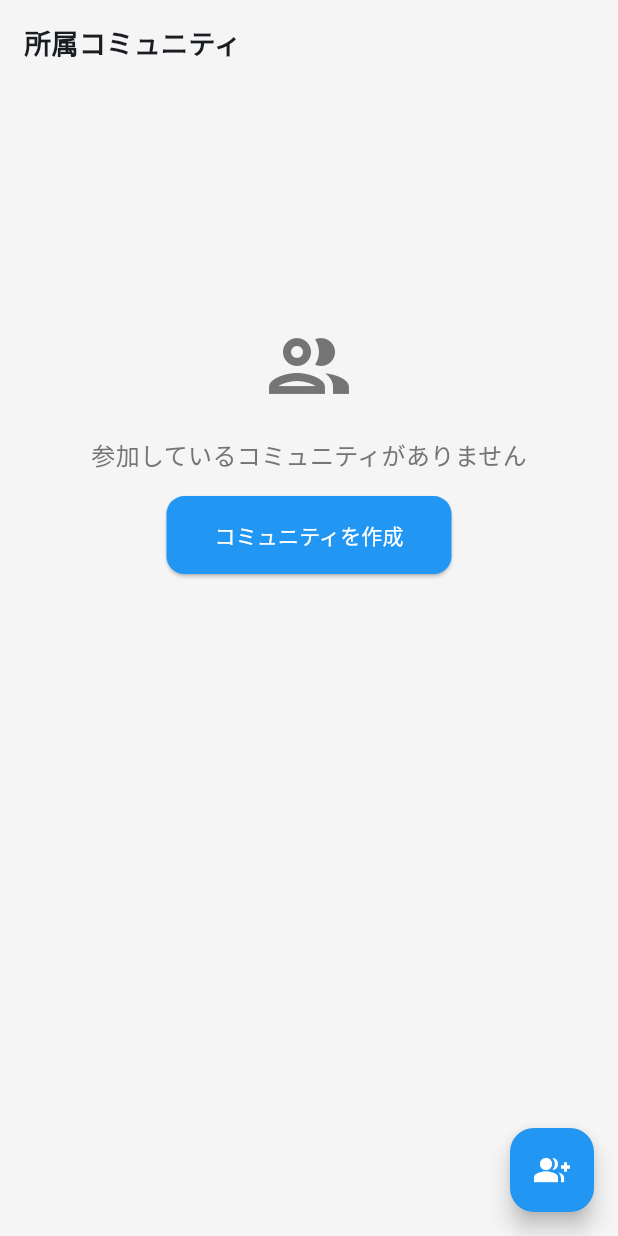
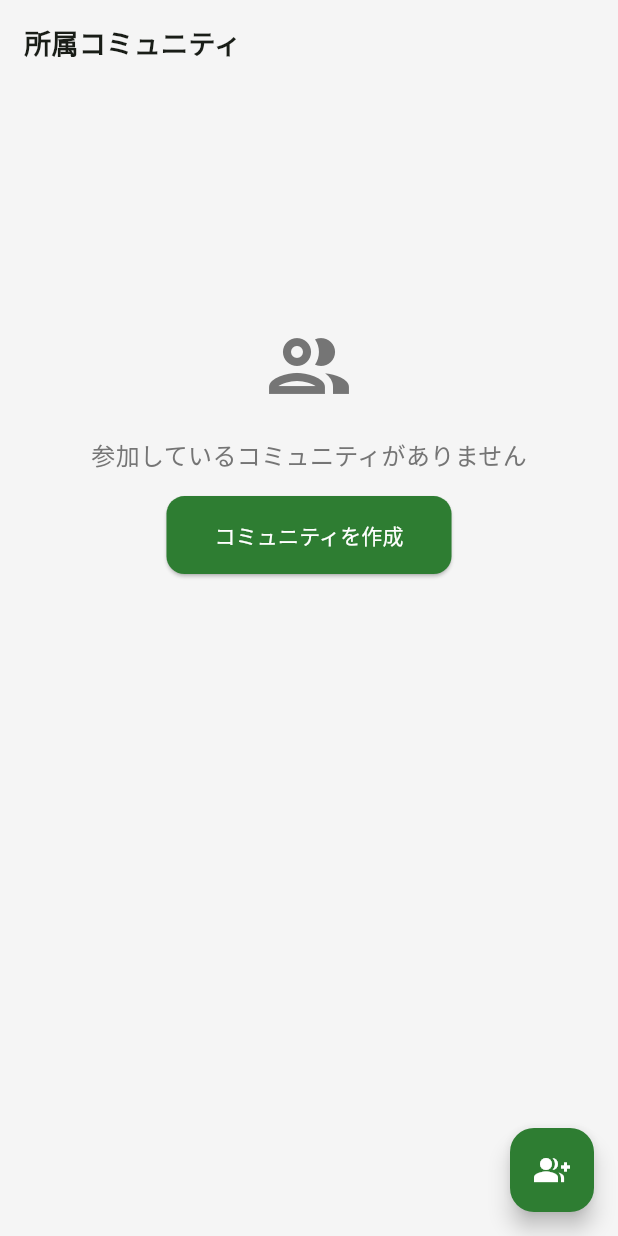
Before and after one commit to Shige777/startend_app, a Flutter app: the CommunityScreen screen opened directly, on a phone screen of 412 x 824 dp. Run offline on Flutter 3.47's test engine with Material 3 defaults, Android fonts, the phone set to English and light mode, and no system bars; our stand-ins replace cached_network_image, cloud_firestore, firebase_auth, firebase_core, firebase_messaging, firebase_storage and 7 more; missing offline and left inert: dart:html; accounts and stored records are empty; generated files the repository leaves out were written again; Roboto replaces fonts that are missing (NotoSansJP).

Commit message:
アプリテーマカラーを深緑に変更: プライマリ、アクセント、炎エフェクト等を深緑系に統一

```diff
--- a/lib/constants/app_colors.dart
+++ b/lib/constants/app_colors.dart
@@ -1,22 +1,22 @@
 import 'package:flutter/material.dart';
 
 class AppColors {
-  // プライマリーカラー
-  static const Color primary = Color(0xFF2196F3);
-  static const Color primaryDark = Color(0xFF1976D2);
-  static const Color primaryLight = Color(0xFFBBDEFB);
+  // プライマリーカラー（深緑）
+  static const Color primary = Color(0xFF2E7D32); // 深緑
+  static const Color primaryDark = Color(0xFF1B5E20); // より濃い深緑
+  static const Color primaryLight = Color(0xFF66BB6A); // 明るい緑
 
   // アクセントカラー
-  static const Color accent = Color(0xFFFF9800);
-  static const Color accentDark = Color(0xFFE65100);
-  static const Color accentLight = Color(0xFFFFE0B2);
+  static const Color accent = Color(0xFF8BC34A); // ライトグリーン
+  static const Color accentDark = Color(0xFF689F38); // ダークライトグリーン
+  static const Color accentLight = Color(0xFFDCEDC8); // 非常に薄い緑
 
   // セカンダリーカラー
-  static const Color secondary = Color(0xFF03DAC6);
+  static const Color secondary = Color(0xFF4CAF50); // 緑
 
-  // 炎のアニメーション用
-  static const Color flame = Color(0xFF2196F3);
-  static const Color flameGlow = Color(0xFF64B5F6);
+  // 炎のアニメーション用（深緑系）
+  static const Color flame = Color(0xFF2E7D32); // 深緑
+  static const Color flameGlow = Color(0xFF81C784); // 明るい緑
 
   // 背景色
   static const Color background = Color(0xFFF5F5F5);
@@ -33,11 +33,11 @@ class AppColors {
   static const Color success = Color(0xFF4CAF50);
   static const Color warning = Color(0xFFFF9800);
   static const Color error = Color(0xFFE53935);
-  static const Color info = Color(0xFF2196F3);
+  static const Color info = Color(0xFF2E7D32); // 深緑に変更
 
   // 投稿タイプ別カラー
   static const Color concentration = Color(0xFFE91E63);
-  static const Color inProgress = Color(0xFF2196F3);
+  static const Color inProgress = Color(0xFF2E7D32); // 深緑に変更
   static const Color completed = Color(0xFF4CAF50);
 
   // その他
```
